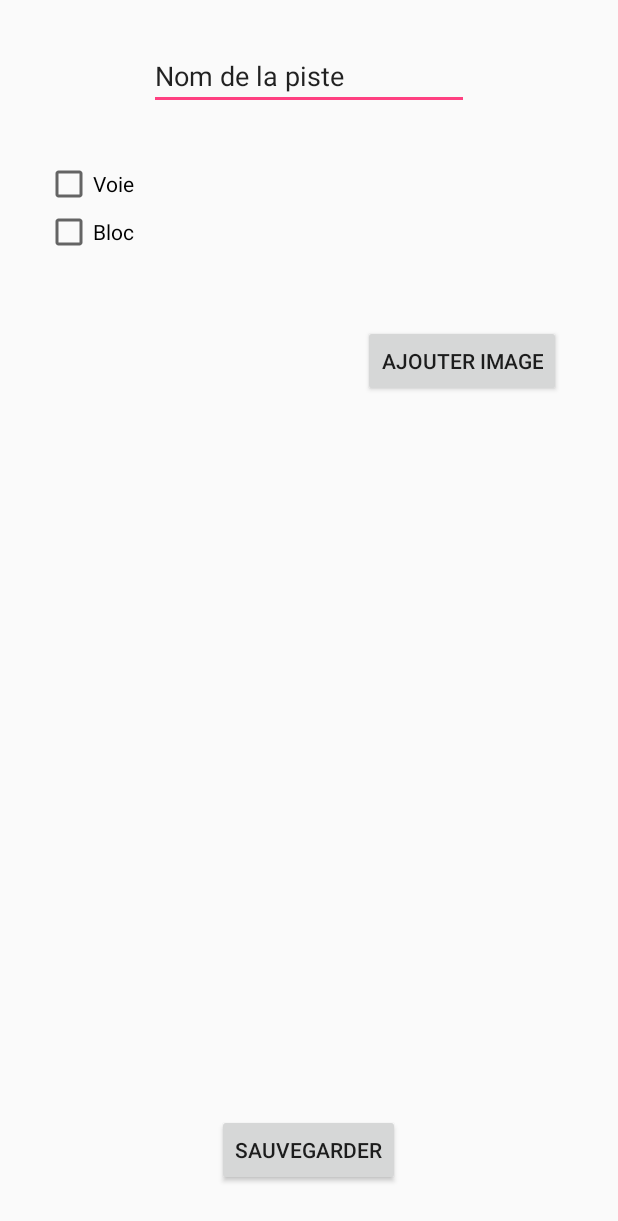
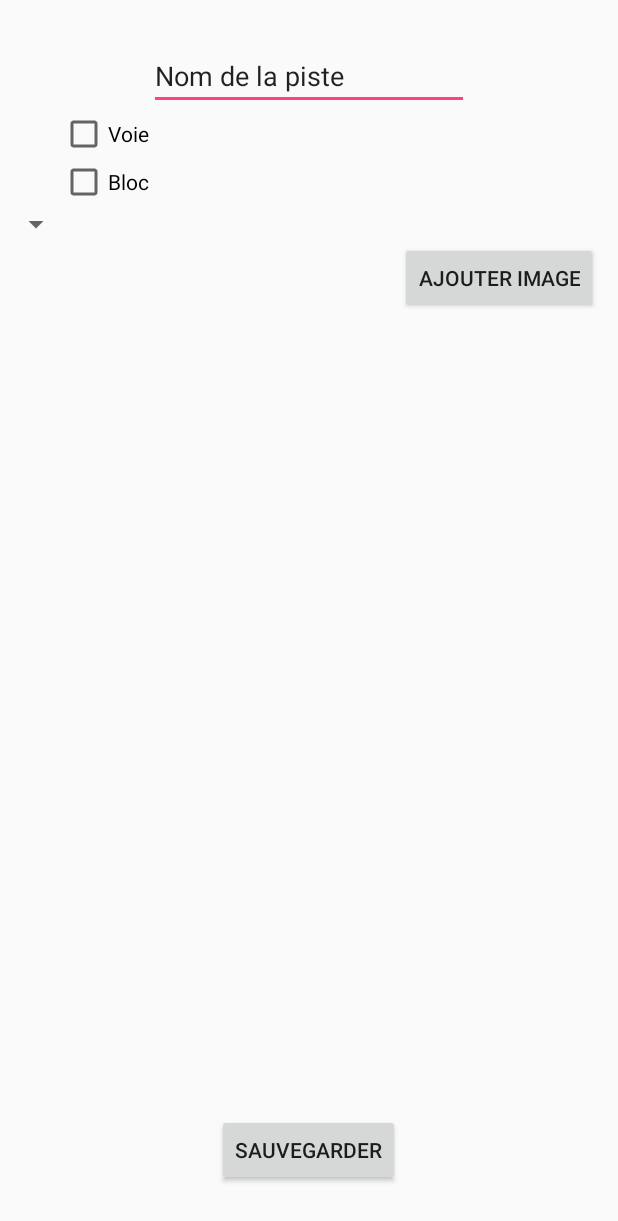
Before and after one commit to andgsk/AndroidTP2, an Android app: the layout fragment_modpiste.xml on its own in the app's theme, with its tools: preview values and no code run, on a phone screen of 412 x 824 dp. Shown: the top 1221 px of the screen. Run offline under Robolectric (Android 15) with nearby library versions, the phone set to English and light mode, and no system bars.

Commit message:
spinners :3

```diff
--- a/app/src/main/res/layout/fragment_modpiste.xml
+++ b/app/src/main/res/layout/fragment_modpiste.xml
@@ -18,13 +18,10 @@
         android:layout_height="wrap_content"
         android:text="@string/voie"
         android:id="@+id/chkVoie"
+        android:checked="false"
         android:layout_below="@+id/editText2"
-        android:layout_alignParentLeft="true"
-        android:layout_alignParentStart="true"
-        android:layout_marginLeft="30dp"
-        android:layout_marginStart="30dp"
-        android:layout_marginTop="33dp"
-        android:checked="false" />
+        android:layout_toLeftOf="@+id/editText2"
+        android:layout_toStartOf="@+id/editText2" />
 
     <CheckBox
         android:layout_width="wrap_content"
@@ -41,12 +38,9 @@
         android:layout_height="wrap_content"
         android:text="@string/ajouterImage"
         android:id="@+id/btnAddPic"
-        android:layout_below="@+id/chkBlock"
-        android:layout_alignParentRight="true"
-        android:layout_alignParentEnd="true"
-        android:layout_marginRight="38dp"
-        android:layout_marginEnd="38dp"
-        android:layout_marginTop="46dp" />
+        android:layout_below="@+id/spinner"
+        android:layout_toRightOf="@+id/btnSave"
+        android:layout_toEndOf="@+id/btnSave" />
 
     <Button
         android:layout_width="wrap_content"
@@ -61,11 +55,19 @@
         android:layout_width="wrap_content"
         android:layout_height="wrap_content"
         android:id="@+id/imageView4"
-        android:layout_alignTop="@+id/btnAddPic"
         android:layout_alignParentLeft="true"
         android:layout_alignParentStart="true"
         android:layout_above="@+id/btnSave"
         android:layout_toLeftOf="@+id/btnAddPic"
-        android:layout_toStartOf="@+id/btnAddPic" />
+        android:layout_toStartOf="@+id/btnAddPic"
+        android:layout_below="@+id/spinner" />
+
+    <Spinner
+        android:layout_width="wrap_content"
+        android:layout_height="wrap_content"
+        android:id="@+id/spinner"
+        android:layout_below="@+id/chkBlock"
+        android:layout_alignParentLeft="true"
+        android:layout_alignParentStart="true" />
 
 </RelativeLayout>
--- a/app/src/main/res/values/strings.xml
+++ b/app/src/main/res/values/strings.xml
@@ -50,4 +50,6 @@
     <string name="aVue">À vue</string>
     <string name="apTravail">Après travail</string>
     <string name="flash">Flash</string>
+    <string name="diffeprouv">Difficulté éprouvée :</string>
+    <string name="vilainOuvreur">Vilain ouvreur? Votez!</string>
 </resources>
```
Also changed, not shown: app/src/main/res/layout/fragment_critiquerpiste.xml (added, +54 -0 lines).
